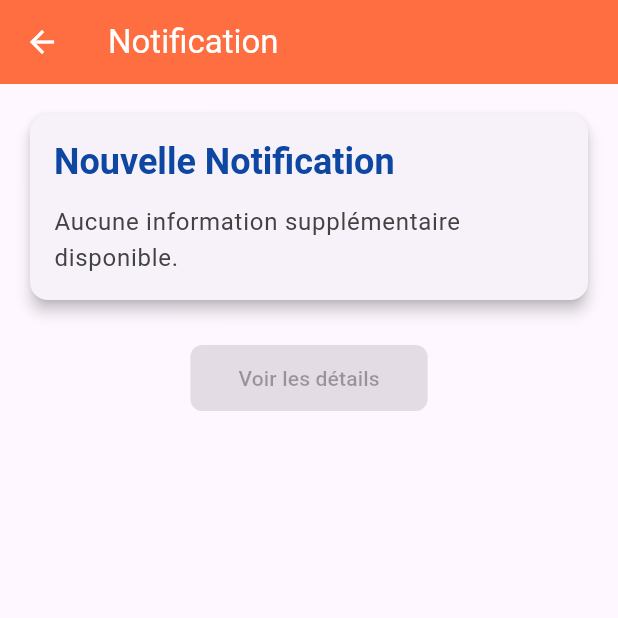
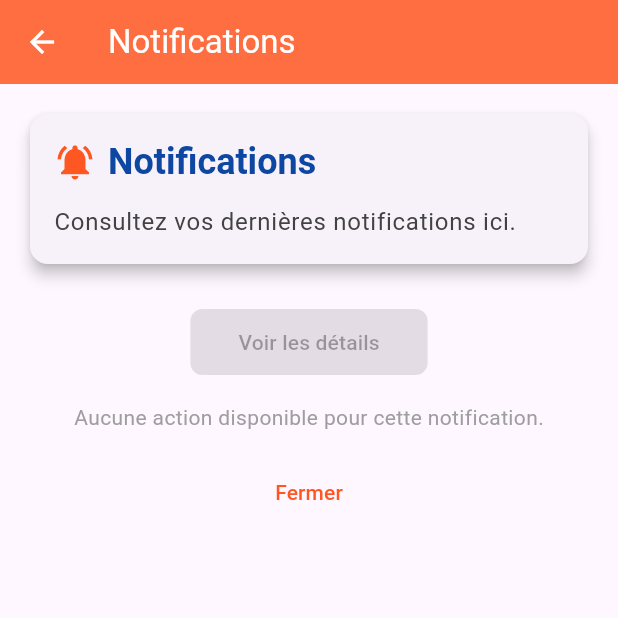
Before and after one commit to Honorine684/flutterDay05, a Flutter app: the NotificationPage screen opened directly, on a phone screen of 412 x 824 dp, the top half of it. Run offline on Flutter 3.47's test engine with Material 3 defaults, Android fonts, the light colour scheme and no system bars; our stand-ins replace cloud_firestore, firebase_auth, firebase_core, firebase_messaging, flutter_image_compress, flutter_local_notifications and 3 more; accounts and stored records are empty.

Commit message:
la notification push fait localement relier aux id les logements

```diff
--- a/houeffa_log/lib/screens/home_screen.dart
+++ b/houeffa_log/lib/screens/home_screen.dart
@@ -2,6 +2,7 @@ import 'package:flutter/material.dart';
 import 'package:cloud_firestore/cloud_firestore.dart';
 import 'dart:convert';
 import 'package:houeffa_log/screens/logementDetailsPage.dart';
+import 'package:houeffa_log/ui/notificationpush.dart';
 
 class HomeScreen extends StatefulWidget {
   const HomeScreen({super.key});
@@ -53,6 +54,24 @@ class _HomePageState extends State<HomeScreen> {
           style: TextStyle(color: Colors.white),
         ),
         backgroundColor: Colors.orange,
+        actions: [
+          IconButton(
+            icon: const Icon(Icons.notifications, color: Colors.white),
+            onPressed: () {
+              Navigator.push(
+                context,
+                MaterialPageRoute(
+                  builder: (context) => const NotificationPage(
+                    title: "Notifications",
+                    body: "Consultez vos dernières notifications ici.",
+                    logementId: null,
+                  ),
+                ),
+              );
+            },
+            tooltip: 'Notifications',
+          ),
+        ],
       ),
       body: isLoading
           ? const Center(
@@ -149,8 +168,6 @@ class _HomePageState extends State<HomeScreen> {
                                     style: TextStyle(color: Colors.black.withOpacity(0.6)),
                                   ),
                                   const SizedBox(height: 8),
-
-                                  // 👉 Ajout des 3 icônes sous la description
                                   Row(
                                     mainAxisAlignment: MainAxisAlignment.spaceEvenly,
                                     children: [
@@ -177,7 +194,6 @@ class _HomePageState extends State<HomeScreen> {
                                       ),
                                     ],
                                   ),
-
                                   const SizedBox(height: 8),
                                   Align(
                                     alignment: Alignment.centerRight,
--- a/houeffa_log/lib/ui/notificationpush.dart
+++ b/houeffa_log/lib/ui/notificationpush.dart
@@ -1,6 +1,7 @@
 import 'package:flutter/material.dart';
-
-class NotificationPage extends StatelessWidget {
+import 'package:houeffa_log/screens/logementDetailsPage.dart';
+import 'package:cloud_firestore/cloud_firestore.dart';
+class NotificationPage extends StatefulWidget {
   final String? title;
   final String? body;
   final String? logementId;
@@ -13,10 +14,27 @@ class NotificationPage extends StatelessWidget {
   });
 
   @override
+  State<NotificationPage> createState() => _NotificationPageState();
+}
+
+class _NotificationPageState extends State<NotificationPage> {
+  Future<DocumentSnapshot?> _fetchLogementDetails(String logementId) async {
+    try {
+      return await FirebaseFirestore.instance
+          .collection('logement')
+          .doc(logementId)
+          .get();
+    } catch (e) {
+      print("Erreur lors de la récupération du logement : $e");
+      return null;
+    }
+  }
+
+  @override
   Widget build(BuildContext context) {
     return Scaffold(
       appBar: AppBar(
-        title: const Text('Notification'),
+        title: const Text('Notifications'),
         backgroundColor: Colors.deepOrangeAccent,
         foregroundColor: Colors.white,
         elevation: 0,
@@ -36,29 +54,44 @@ class NotificationPage extends StatelessWidget {
                 child: Column(
                   crossAxisAlignment: CrossAxisAlignment.start,
                   children: [
-                    Text(
-                      title ?? 'Nouvelle Notification',
-                      style: Theme.of(context).textTheme.headlineSmall?.copyWith(
+                    Row(
+                      children: [
+                        const Icon(Icons.notifications_active,
+                            color: Colors.deepOrange, size: 28),
+                        const SizedBox(width: 8),
+                        Expanded(
+                          child: Text(
+                            widget.title ?? 'Nouvelle Notification',
+                            style: Theme.of(context)
+                                .textTheme
+                                .headlineSmall
+                                ?.copyWith(
                                   color: Colors.blue.shade900,
                                   fontWeight: FontWeight.bold,
                                 ),
                           ),
+                        ),
+                      ],
+                    ),
                     const SizedBox(height: 12),
                     Text(
-                      body ?? 'Aucune information supplémentaire disponible.',
+                      widget.body ?? 'Aucune information supplémentaire disponible.',
                       style: Theme.of(context).textTheme.bodyLarge?.copyWith(
                             color: Colors.grey.shade800,
                           ),
                     ),
-                    if (logementId != null) ...[
+                    if (widget.logementId != null) ...[
                       const SizedBox(height: 16),
                       Row(
                         children: [
                           const Icon(Icons.home, color: Colors.blue),
                           const SizedBox(width: 8),
                           Text(
-                            'Logement ID : $logementId',
-                            style: Theme.of(context).textTheme.bodyMedium?.copyWith(
+                            'Logement ID : ${widget.logementId}',
+                            style: Theme.of(context)
+                                .textTheme
+                                .bodyMedium
+                                ?.copyWith(
                                   color: Colors.blue,
                                   fontWeight: FontWeight.w600,
                                 ),
@@ -72,23 +105,60 @@ class NotificationPage extends StatelessWidget {
             ),
             const SizedBox(height: 24),
             Center(
-              child: ElevatedButton(
-                onPressed: logementId != null
-                    ? () {
+              child: Column(
+                children: [
+                  ElevatedButton(
+                    onPressed: widget.logementId != null
+                        ? () async {
+
+                            final logementDoc =
+                                await _fetchLogementDetails(widget.logementId!);
+                            if (logementDoc != null && logementDoc.exists) {
+                              Navigator.push(
+                                context,
+                                MaterialPageRoute(
+                                  builder: (context) => LogementDetailsPage(
+                                      logement: logementDoc),
+                                ),
+                              );
+                            } else {
                               ScaffoldMessenger.of(context).showSnackBar(
-                          SnackBar(content: Text('Afficher détails pour $logementId')),
+                                const SnackBar(
+                                    content: Text(
+                                        'Logement introuvable ou erreur de chargement')),
                               );
+                            }
                           }
                         : null,
                     style: ElevatedButton.styleFrom(
                       backgroundColor: Colors.deepOrange,
                       foregroundColor: Colors.white,
-                  padding: const EdgeInsets.symmetric(horizontal: 32, vertical: 12),
+                      padding: const EdgeInsets.symmetric(
+                          horizontal: 32, vertical: 12),
                       shape: RoundedRectangleBorder(
                         borderRadius: BorderRadius.circular(8),
                       ),
                     ),
                     child: const Text('Voir les détails'),
+                  ),
+                  if (widget.logementId == null) ...[
+                    const SizedBox(height: 16),
+                    const Text(
+                      'Aucune action disponible pour cette notification.',
+                      style: TextStyle(color: Colors.grey),
+                    ),
+                  ],
+                  const SizedBox(height: 16),
+                  TextButton(
+                    onPressed: () {
+                      Navigator.pop(context);
+                    },
+                    child: const Text(
+                      'Fermer',
+                      style: TextStyle(color: Colors.deepOrange),
+                    ),
+                  ),
+                ],
               ),
             ),
           ],
```
Also changed, not shown: houeffa_log/lib/auth/verification.dart (+10 -11 lines), houeffa_log/lib/main.dart (+17 -17 lines), 2 other files. Lines whose indentation alone changed are shown as unchanged.
